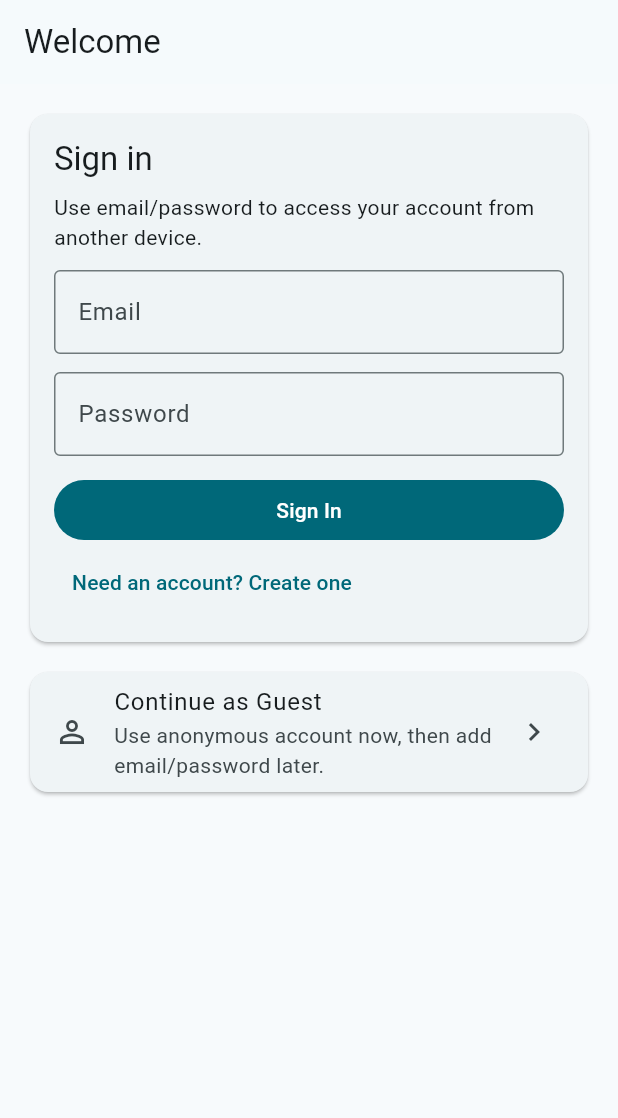
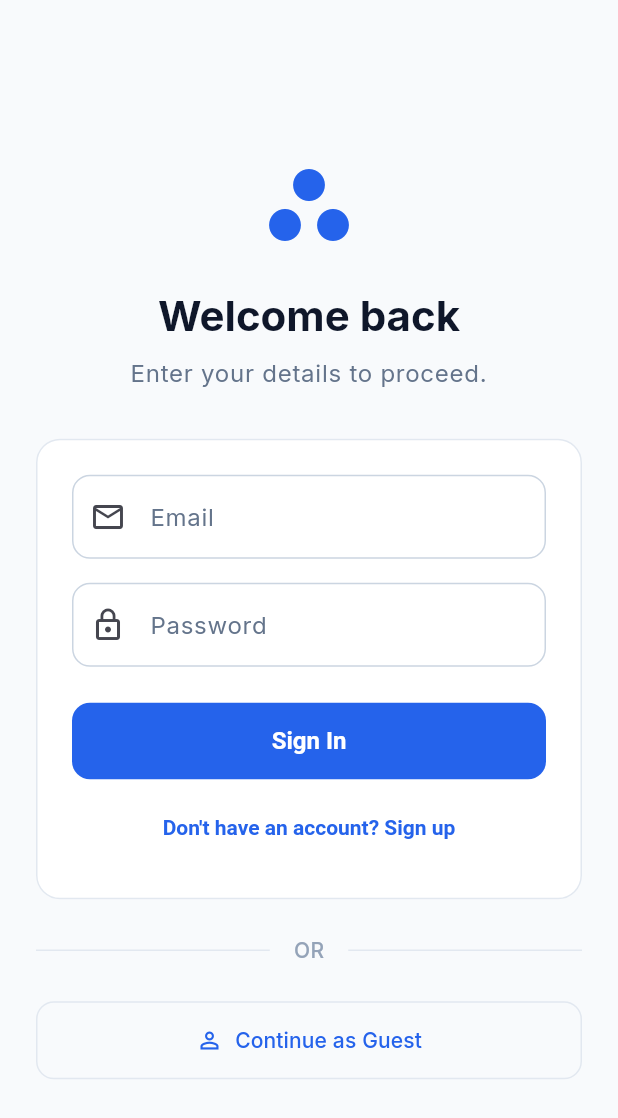
Before and after one commit to Flutter-Lab/Co-workPlace, a Flutter app: the screen it shows after launch, on a phone screen of 412 x 824 dp. Shown: the top 1118 px of the screen. Run offline on Flutter 3.47's test engine with Material 3 defaults, Android fonts, the phone set to English and light mode, and no system bars; our stand-ins replace cloud_firestore, firebase_auth, firebase_core, flutter_riverpod, go_router, google_fonts and 2 more; accounts and stored records are empty.

Commit message:
Added Leaderboad and Polish UI

```diff
--- a/lib/app/theme/app_theme.dart
+++ b/lib/app/theme/app_theme.dart
@@ -1,16 +1,98 @@
 import 'package:flutter/material.dart';
+import 'package:google_fonts/google_fonts.dart';
 
 class AppTheme {
   const AppTheme._();
 
   static ThemeData light() {
-    const seed = Color(0xFF1F7A8C);
+    const primary = Color(0xFF2563EB); // Modern Indigo/Blue
+    const surface = Color(0xFFF8FAFC);
+    const textPrimary = Color(0xFF0F172A);
+
+    final colorScheme = ColorScheme.fromSeed(
+      seedColor: primary,
+      primary: primary,
+      surface: surface,
+      onSurface: textPrimary,
+      surfaceContainerHighest: const Color(0xFFF1F5F9), // Card backgrounds
+    );
+
+    final baseTextTheme = GoogleFonts.interTextTheme();
 
     return ThemeData(
-      colorScheme: ColorScheme.fromSeed(seedColor: seed),
+      colorScheme: colorScheme,
       useMaterial3: true,
-      scaffoldBackgroundColor: const Color(0xFFF7FAFC),
-      appBarTheme: const AppBarTheme(centerTitle: false),
+      scaffoldBackgroundColor: surface,
+      textTheme: baseTextTheme,
+      appBarTheme: AppBarTheme(
+        centerTitle: false,
+        backgroundColor: surface,
+        elevation: 0,
+        scrolledUnderElevation: 0,
+        iconTheme: const IconThemeData(color: textPrimary),
+        titleTextStyle: baseTextTheme.titleLarge?.copyWith(
+          color: textPrimary,
+          fontWeight: FontWeight.w600,
+        ),
+      ),
+      cardTheme: CardThemeData(
+        color: Colors.white,
+        elevation: 0,
+        shape: RoundedRectangleBorder(
+          borderRadius: BorderRadius.circular(16),
+          side: const BorderSide(color: Color(0xFFE2E8F0)),
+        ),
+        margin: EdgeInsets.zero,
+      ),
+      inputDecorationTheme: InputDecorationTheme(
+        filled: true,
+        fillColor: Colors.white,
+        contentPadding: const EdgeInsets.symmetric(horizontal: 16, vertical: 16),
+        border: OutlineInputBorder(
+          borderRadius: BorderRadius.circular(12),
+          borderSide: const BorderSide(color: Color(0xFFCBD5E1)),
+        ),
+        enabledBorder: OutlineInputBorder(
+          borderRadius: BorderRadius.circular(12),
+          borderSide: const BorderSide(color: Color(0xFFCBD5E1)),
+        ),
+        focusedBorder: OutlineInputBorder(
+          borderRadius: BorderRadius.circular(12),
+          borderSide: const BorderSide(color: primary, width: 2),
+        ),
+        labelStyle: const TextStyle(color: Color(0xFF64748B)),
+      ),
+      filledButtonTheme: FilledButtonThemeData(
+        style: FilledButton.styleFrom(
+          elevation: 0,
+          padding: const EdgeInsets.symmetric(horizontal: 24, vertical: 16),
+          shape: RoundedRectangleBorder(borderRadius: BorderRadius.circular(12)),
+          textStyle: const TextStyle(fontSize: 16, fontWeight: FontWeight.w600),
+        ),
+      ),
+      textButtonTheme: TextButtonThemeData(
+        style: TextButton.styleFrom(
+          padding: const EdgeInsets.symmetric(horizontal: 16, vertical: 12),
+          textStyle: const TextStyle(fontWeight: FontWeight.w600),
+        ),
+      ),
+      navigationBarTheme: NavigationBarThemeData(
+        backgroundColor: Colors.white,
+        elevation: 0,
+        indicatorColor: primary.withOpacity(0.1),
+        labelTextStyle: WidgetStateProperty.resolveWith((states) {
+          if (states.contains(WidgetState.selected)) {
+            return const TextStyle(fontSize: 12, fontWeight: FontWeight.w600, color: primary);
+          }
+          return const TextStyle(fontSize: 12, fontWeight: FontWeight.w500, color: Color(0xFF64748B));
+        }),
+        iconTheme: WidgetStateProperty.resolveWith((states) {
+          if (states.contains(WidgetState.selected)) {
+            return const IconThemeData(color: primary);
+          }
+          return const IconThemeData(color: Color(0xFF64748B));
+        }),
+      ),
     );
   }
 }
--- a/lib/features/auth/presentation/auth_entry_screen.dart
+++ b/lib/features/auth/presentation/auth_entry_screen.dart
@@ -25,55 +25,76 @@ class _AuthEntryScreenState extends ConsumerState<AuthEntryScreen> {
   @override
   Widget build(BuildContext context) {
     return Scaffold(
-      appBar: AppBar(title: const Text('Welcome')),
-      body: ListView(
-        padding: const EdgeInsets.all(16),
+      body: Center(
+        child: SingleChildScrollView(
+          padding: const EdgeInsets.all(24),
+          child: ConstrainedBox(
+            constraints: const BoxConstraints(maxWidth: 400),
+            child: Column(
+              crossAxisAlignment: CrossAxisAlignment.stretch,
+              mainAxisAlignment: MainAxisAlignment.center,
               children: [
-          Card(
-            child: Padding(
-              padding: const EdgeInsets.all(16),
-              child: Column(
-                crossAxisAlignment: CrossAxisAlignment.start,
-                children: [
+                const Icon(
+                  Icons.workspaces_rounded,
+                  size: 64,
+                  color: Color(0xFF2563EB),
+                ),
+                const SizedBox(height: 24),
                 Text(
-                    _isCreateMode ? 'Create account' : 'Sign in',
-                    style: Theme.of(context).textTheme.titleLarge,
+                  _isCreateMode ? 'Create an account' : 'Welcome back',
+                  style: Theme.of(context).textTheme.headlineMedium?.copyWith(
+                        fontWeight: FontWeight.bold,
+                        color: const Color(0xFF0F172A),
+                      ),
+                  textAlign: TextAlign.center,
                 ),
                 const SizedBox(height: 8),
                 Text(
-                    'Use email/password to access your account from another device.',
-                    style: Theme.of(context).textTheme.bodyMedium,
+                  'Enter your details to proceed.',
+                  style: Theme.of(context).textTheme.bodyLarge?.copyWith(
+                        color: const Color(0xFF64748B),
                       ),
-                  const SizedBox(height: 12),
+                  textAlign: TextAlign.center,
+                ),
+                const SizedBox(height: 32),
+                Card(
+                  child: Padding(
+                    padding: const EdgeInsets.all(24),
+                    child: Column(
+                      crossAxisAlignment: CrossAxisAlignment.stretch,
+                      children: [
                         TextField(
                           controller: _emailController,
                           keyboardType: TextInputType.emailAddress,
                           decoration: const InputDecoration(
                             labelText: 'Email',
-                      border: OutlineInputBorder(),
+                            prefixIcon: Icon(Icons.email_outlined),
                           ),
                         ),
-                  const SizedBox(height: 12),
+                        const SizedBox(height: 16),
                         TextField(
                           controller: _passwordController,
                           obscureText: true,
                           decoration: const InputDecoration(
                             labelText: 'Password',
-                      border: OutlineInputBorder(),
+                            prefixIcon: Icon(Icons.lock_outline),
                           ),
                         ),
-                  const SizedBox(height: 12),
-                  SizedBox(
-                    width: double.infinity,
-                    child: FilledButton(
+                        const SizedBox(height: 24),
+                        FilledButton(
                           onPressed: _isLoading ? null : _submitEmailAuth,
-                      child: Text(
-                        _isLoading
-                            ? 'Please wait...'
-                            : (_isCreateMode ? 'Create Account' : 'Sign In'),
+                          child: _isLoading
+                              ? const SizedBox(
+                                  height: 20,
+                                  width: 20,
+                                  child: CircularProgressIndicator(
+                                    strokeWidth: 2,
+                                    color: Colors.white,
                                   ),
+                                )
+                              : Text(_isCreateMode ? 'Create Account' : 'Sign In'),
                         ),
-                  ),
+                        const SizedBox(height: 8),
                         TextButton(
                           onPressed: _isLoading
                               ? null
@@ -85,30 +106,47 @@ class _AuthEntryScreenState extends ConsumerState<AuthEntryScreen> {
                           child: Text(
                             _isCreateMode
                                 ? 'Already have an account? Sign in'
-                          : 'Need an account? Create one',
+                                : "Don't have an account? Sign up",
                           ),
                         ),
                       ],
                     ),
                   ),
                 ),
-          const SizedBox(height: 12),
-          Card(
-            child: ListTile(
-              leading: const Icon(Icons.person_outline),
-              title: const Text('Continue as Guest'),
-              subtitle: const Text('Use anonymous account now, then add email/password later.'),
-              trailing: _isLoading
-                  ? const SizedBox(
-                      height: 20,
-                      width: 20,
-                      child: CircularProgressIndicator(strokeWidth: 2),
-                    )
-                  : const Icon(Icons.chevron_right),
-              onTap: _isLoading ? null : _continueAsGuest,
+                const SizedBox(height: 24),
+                Row(
+                  children: [
+                    const Expanded(child: Divider(color: Color(0xFFE2E8F0))),
+                    Padding(
+                      padding: const EdgeInsets.symmetric(horizontal: 16),
+                      child: Text(
+                        'OR',
+                        style: const TextStyle(
+                          color: Color(0xFF94A3B8),
+                          fontWeight: FontWeight.w500,
+                        ),
+                      ),
+                    ),
+                    const Expanded(child: Divider(color: Color(0xFFE2E8F0))),
+                  ],
+                ),
+                const SizedBox(height: 24),
+                OutlinedButton.icon(
+                  onPressed: _isLoading ? null : _continueAsGuest,
+                  icon: const Icon(Icons.person_outline),
+                  label: const Text('Continue as Guest'),
+                  style: OutlinedButton.styleFrom(
+                    padding: const EdgeInsets.symmetric(vertical: 16),
+                    side: const BorderSide(color: Color(0xFFE2E8F0)),
+                    shape: RoundedRectangleBorder(
+                      borderRadius: BorderRadius.circular(12),
+                    ),
                   ),
                 ),
               ],
+            ),
+          ),
+        ),
       ),
     );
   }
--- a/lib/features/home/presentation/home_screen.dart
+++ b/lib/features/home/presentation/home_screen.dart
@@ -56,7 +56,6 @@ class HomeScreen extends ConsumerWidget {
         final completionRepository = ref.watch(completionRepositoryProvider);
 
         return Scaffold(
-          appBar: AppBar(title: const Text('Home')),
           body: Stack(
             children: [
               ListView(
--- a/lib/features/home/presentation/home_shell_screen.dart
+++ b/lib/features/home/presentation/home_shell_screen.dart
@@ -20,7 +20,11 @@ class _HomeShellScreenState extends State<HomeShellScreen> {
     return Scaffold(
       appBar: _index == 2 ? null : AppBar(title: Text(_titles[_index])),
       body: _buildPage(_index),
-      bottomNavigationBar: NavigationBar(
+      bottomNavigationBar: Container(
+        decoration: const BoxDecoration(
+          border: Border(top: BorderSide(color: Color(0xFFE2E8F0))),
+        ),
+        child: NavigationBar(
           selectedIndex: _index,
           onDestinationSelected: (index) {
             setState(() {
@@ -45,6 +49,7 @@ class _HomeShellScreenState extends State<HomeShellScreen> {
             ),
           ],
         ),
+      ),
     );
   }
 
--- a/pubspec.yaml
+++ b/pubspec.yaml
@@ -16,7 +16,7 @@ publish_to: "none" # Remove this line if you wish to publish to pub.dev
 # https://developer.apple.com/library/archive/documentation/General/Reference/InfoPlistKeyReference/Articles/CoreFoundationKeys.html
 # In Windows, build-name is used as the major, minor, and patch parts
 # of the product and file versions while build-number is used as the build suffix.
-version: 1.0.1+3
+version: 1.0.2+4
 
 environment:
   sdk: ^3.10.8
@@ -42,6 +42,7 @@ dependencies:
   intl: ^0.20.2
   timezone: ^0.10.1
   package_info_plus: ^9.0.0
+  google_fonts: ^8.0.2
 
 dev_dependencies:
   flutter_test:
```
Also changed, not shown: pubspec.lock. Lines whose indentation alone changed are shown as unchanged.
